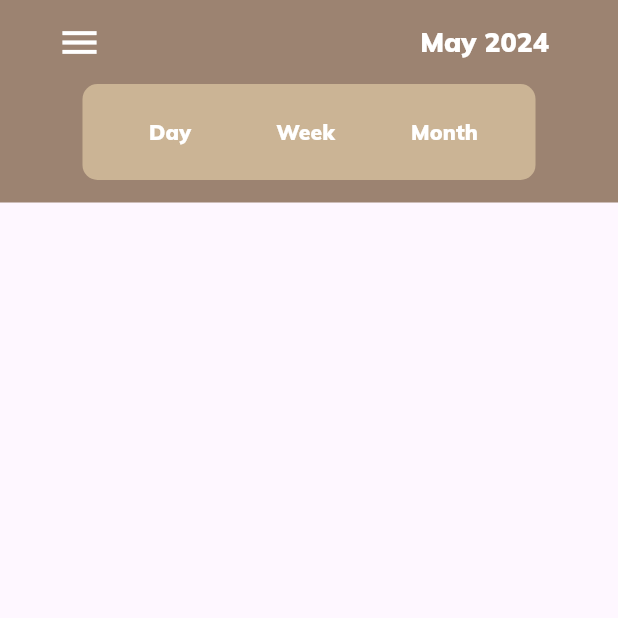
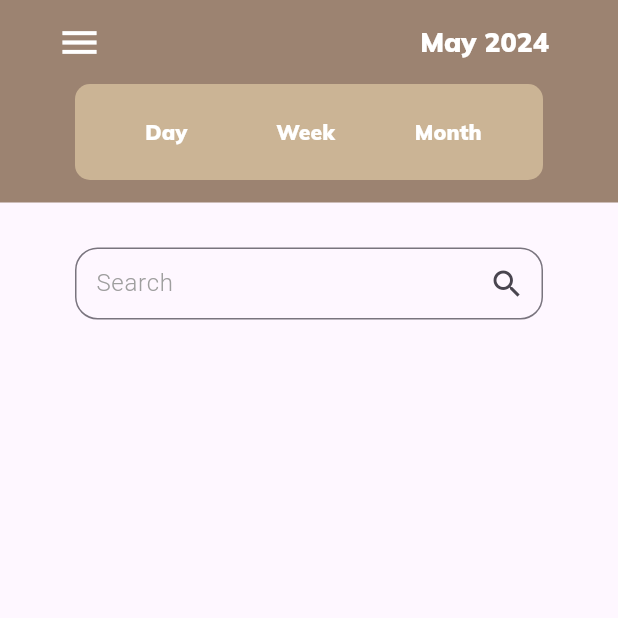
Before and after one commit to Polinaphlej02/calendar, a Flutter app: the screen it shows after launch, on a phone screen of 412 x 824 dp, the top half of it. Run offline on Flutter 3.47's test engine with Material 3 defaults, Android fonts, the phone set to English and light mode, and no system bars.

Commit message:
Added textField

```diff
--- a/calendar_app/lib/widgets/screen_widget.dart
+++ b/calendar_app/lib/widgets/screen_widget.dart
@@ -1,6 +1,8 @@
 import 'package:calendar_app/static/colors.dart';
 import 'package:calendar_app/widgets/switcher_widget.dart';
 import 'package:flutter/material.dart';
+
+import 'textField_widget.dart';
 
 class ScreenWidget extends StatelessWidget {
   const ScreenWidget({super.key});
@@ -33,6 +35,7 @@ class ScreenWidget extends StatelessWidget {
       body: Column(
         children: [
           SwitcherWidget(),
+          TextFieldWidget(),
         ],
       ),
     );
--- a/calendar_app/lib/widgets/switcher_widget.dart
+++ b/calendar_app/lib/widgets/switcher_widget.dart
@@ -29,7 +29,6 @@ class _SwitcherWidgetState extends State<SwitcherWidget> {
     chosenButton = name;
     buttonFill.forEach((key, value) {buttonFill[key] = CalendarColors.lightBrown;});
     buttonFill[name] = CalendarColors.mainBrown;
-    print(buttonFill);
     });
   }
 
@@ -40,10 +39,10 @@ class _SwitcherWidgetState extends State<SwitcherWidget> {
         child: Container(
       color: CalendarColors.mainBrown,
       child: Padding(
-        padding: EdgeInsets.only(left: 55, right: 55, bottom: 15),
+        padding: const EdgeInsets.only(left: 50, right: 50, bottom: 15),
         child: Container(
-            padding: EdgeInsets.only(top: 8, bottom: 8),
-            decoration: BoxDecoration(
+            padding: const EdgeInsets.only(top: 8, bottom: 8),
+            decoration: const BoxDecoration(
               borderRadius: BorderRadius.all(Radius.circular(10)),
               color: CalendarColors.lightBrown,
             ),
--- /dev/null
+++ b/calendar_app/lib/widgets/textField_widget.dart
@@ -0,0 +1,23 @@
+import 'package:flutter/material.dart';
+import 'package:flutter/widgets.dart';
+
+class TextFieldWidget extends StatelessWidget {
+  const TextFieldWidget({super.key});
+
+  @override
+  Widget build(BuildContext context) {
+    return Padding(
+      padding: EdgeInsets.only(top: 30, left:50, right: 50),
+      child:TextField(
+      decoration: InputDecoration(
+        suffixIcon: Icon(Icons.search),
+        labelText: 'Search',
+        labelStyle: TextStyle(color: Colors.grey, fontWeight: FontWeight.w300),
+        contentPadding: EdgeInsets.only(left: 10),
+        border: OutlineInputBorder(
+          borderRadius: BorderRadius.circular(15),
+        ),
+      ),
+    ),);
+  }
+}
```
Also changed, not shown: calendar_app/lib/widgets/calendar.dart (added).
